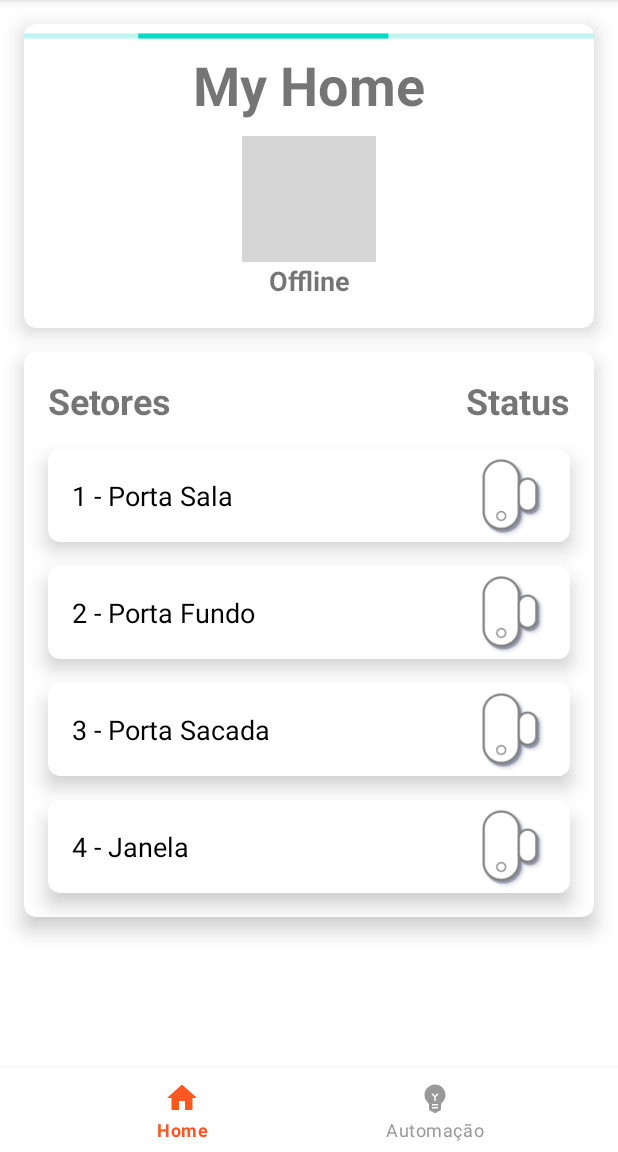
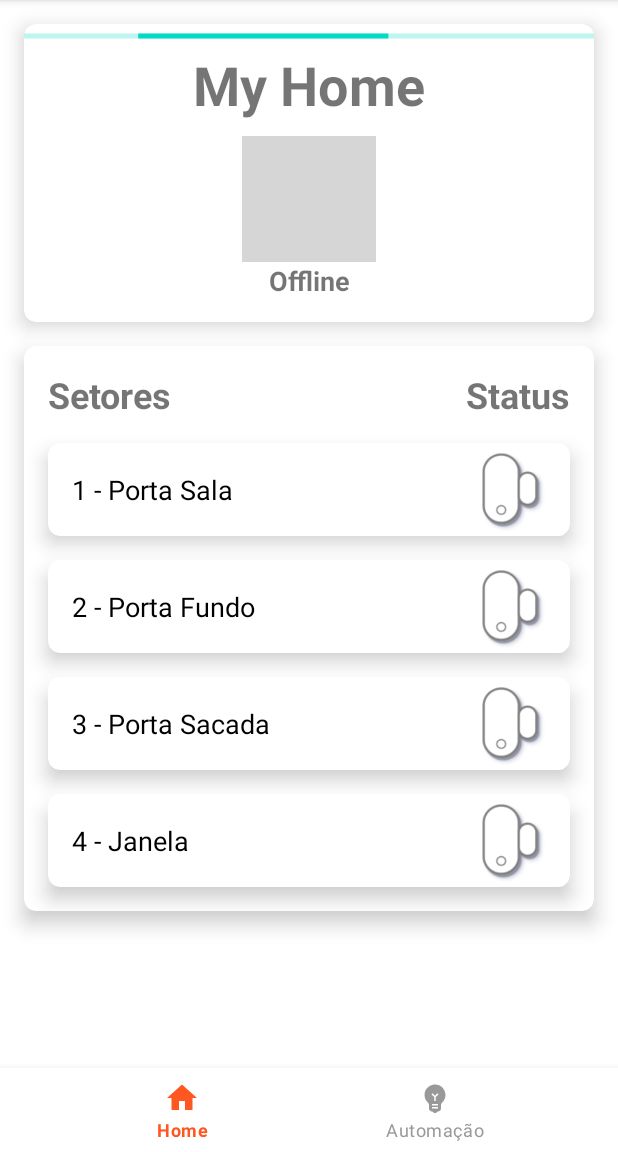
Before and after one commit to HovenDrak/ProjetoTccAndroid, an Android app: the screen it shows after launch (MainActivity), on a phone screen of 412 x 824 dp, the part 84-1236 px from its top. Run offline under Robolectric (Android 15) with nearby library versions, the phone set to English and light mode, and no system bars; our stand-ins replace Room's generated code; libraries missing offline, so code that uses them is left out: org.eclipse.paho; 5 statements that could not run were skipped; grey boxes are pictures that could not be loaded.

Commit message:
update animation down_up sensors

```diff
--- a/app/src/main/res/anim/animation_move_down.xml
+++ /dev/null
@@ -1,10 +0,0 @@
-<?xml version="1.0" encoding="utf-8"?>
-<set xmlns:android="http://schemas.android.com/apk/res/android"
-    android:interpolator="@android:anim/linear_interpolator"
-    android:fillAfter="true">
-
-    <translate
-        android:fromYDelta="-2%p"
-        android:toYDelta="0%p"
-        android:duration="400" />
-</set>
--- a/app/src/main/res/anim/animation_move_up.xml
+++ /dev/null
@@ -1,10 +0,0 @@
-<?xml version="1.0" encoding="utf-8"?>
-<set xmlns:android="http://schemas.android.com/apk/res/android"
-    android:interpolator="@android:anim/linear_interpolator"
-    android:fillAfter="true">
-
-    <translate
-        android:fromYDelta="5%p"
-        android:toYDelta="0%p"
-        android:duration="400" />
-</set>
--- a/app/src/main/res/layout/fragment_home.xml
+++ b/app/src/main/res/layout/fragment_home.xml
@@ -178,7 +178,7 @@
                 <androidx.constraintlayout.widget.ConstraintLayout
                     android:id="@+id/constraintCommand"
                     android:layout_width="match_parent"
-                    android:layout_height="8dp"
+                    android:layout_height="4dp"
                     android:layout_marginTop="130dp"
                     app:layout_constraintTop_toBottomOf="@id/txtHome"
                     app:layout_constraintEnd_toEndOf="parent"
@@ -223,7 +223,6 @@
                         android:visibility="visible"
                         tools:ignore="SmallSp"
                         app:layout_constraintVertical_bias="0"
-                        app:layout_constraintBottom_toBottomOf="parent"
                         app:layout_constraintTop_toBottomOf="@id/btnActiveArm"
                         app:layout_constraintEnd_toEndOf="parent"
                         app:layout_constraintStart_toStartOf="parent"/>
@@ -254,7 +253,6 @@
                         tools:ignore="SmallSp"
                         app:layout_constraintEnd_toEndOf="parent"
                         app:layout_constraintStart_toStartOf="parent"
-                        app:layout_constraintBottom_toBottomOf="parent"
                         app:layout_constraintTop_toBottomOf="@id/btnActiveDesarm"
                         />
 
```
Also changed, not shown: app/src/main/java/com/example/smarthhome/ui/fragment/HomeFragment.kt (+27 -15 lines), app/src/main/res/anim/animation_down.xml (deleted, +0 -12 lines), app/src/main/res/anim/animation_up.xml (deleted, +0 -11 lines).
